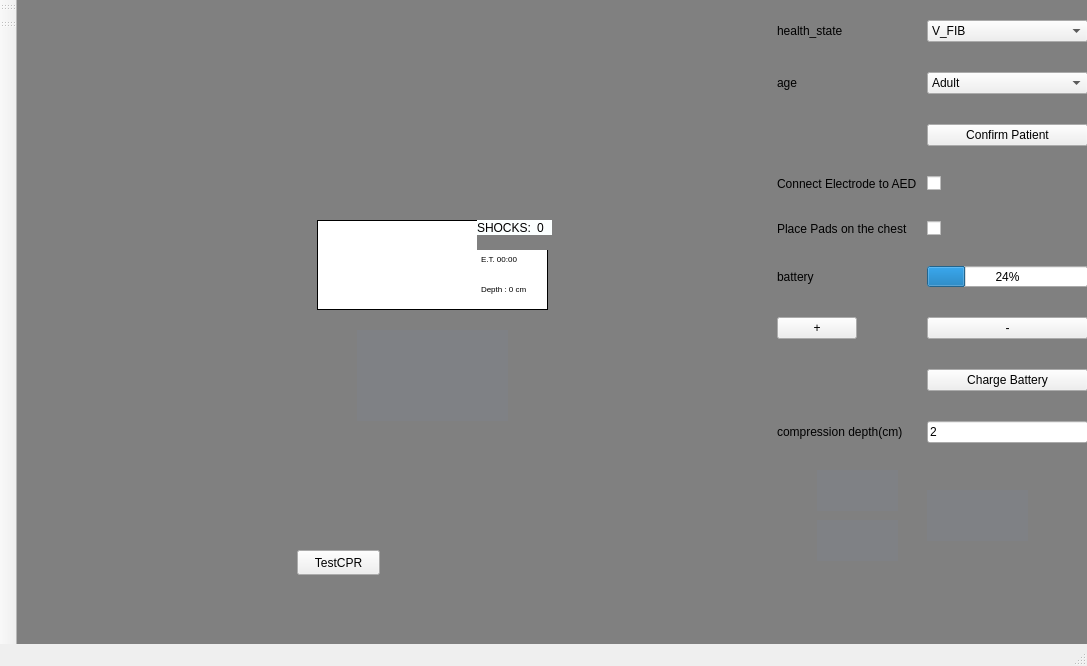
Above: final_project_team32/mainwindow.ui from Socrates2000-cu/Automated-External-Defibrillator-Plus before the change. Below: the same form after it.
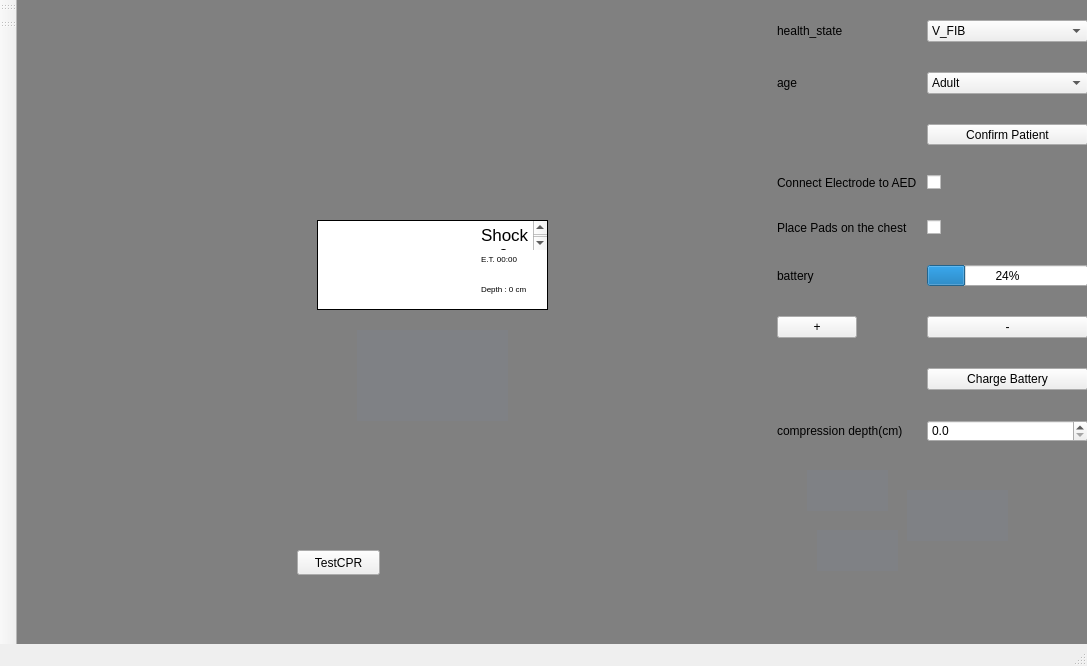
That is the form after the change. Icons and pictures are not drawn.

What changed in the file:
```diff
--- a/final_project_team32/mainwindow.ui
+++ b/final_project_team32/mainwindow.ui
@@ -162,7 +162,7 @@
     </property>
     <property name="geometry">
      <rect>
-      <x>800</x>
+      <x>790</x>
       <y>470</y>
       <width>81</width>
       <height>41</height>
@@ -198,6 +198,9 @@
       <height>91</height>
      </rect>
     </property>
+    <property name="mouseTracking">
+     <bool>false</bool>
+    </property>
     <property name="styleSheet">
      <string notr="true">background-color: #7f8185;
 image: url(&quot;:/deliver_shock.jpg&quot;);
@@ -210,7 +213,7 @@
    <widget class="QPushButton" name="adultChild">
     <property name="geometry">
      <rect>
-      <x>910</x>
+      <x>890</x>
       <y>490</y>
       <width>101</width>
       <height>51</height>
@@ -229,7 +232,7 @@
     <property name="geometry">
      <rect>
       <x>800</x>
-      <y>520</y>
+      <y>530</y>
       <width>81</width>
       <height>41</height>
      </rect>
@@ -249,7 +252,7 @@
       <x>760</x>
       <y>20</y>
       <width>311</width>
-      <height>423</height>
+      <height>422</height>
      </rect>
     </property>
     <layout class="QFormLayout" name="formLayout">
@@ -259,6 +262,13 @@
      <property name="verticalSpacing">
       <number>30</number>
      </property>
+     <item row="0" column="0">
+      <widget class="QLabel" name="label_3">
+       <property name="text">
+        <string>health_state</string>
+       </property>
+      </widget>
+     </item>
      <item row="0" column="1">
       <widget class="QComboBox" name="health">
        <item>
@@ -309,6 +319,13 @@
        </item>
       </widget>
      </item>
+     <item row="2" column="1">
+      <widget class="QPushButton" name="confirm_patient">
+       <property name="text">
+        <string>Confirm Patient</string>
+       </property>
+      </widget>
+     </item>
      <item row="3" column="0">
       <widget class="QLabel" name="label_5">
        <property name="text">
@@ -374,6 +391,13 @@
        </property>
       </widget>
      </item>
+     <item row="7" column="1">
+      <widget class="QPushButton" name="charge_battery">
+       <property name="text">
+        <string>Charge Battery</string>
+       </property>
+      </widget>
+     </item>
      <item row="8" column="0">
       <widget class="QLabel" name="label_7">
        <property name="text">
@@ -382,30 +406,18 @@
       </widget>
      </item>
      <item row="8" column="1">
-      <widget class="QLineEdit" name="lineEdit">
-       <property name="text">
-        <string>2</string>
+      <widget class="QDoubleSpinBox" name="depth">
+       <property name="decimals">
+        <number>1</number>
        </property>
-      </widget>
-     </item>
-     <item row="2" column="1">
-      <widget class="QPushButton" name="confirm_patient">
-       <property name="text">
-        <string>Confirm Patient</string>
+       <property name="maximum">
+        <double>7.000000000000000</double>
        </property>
-      </widget>
-     </item>
-     <item row="7" column="1">
-      <widget class="QPushButton" name="charge_battery">
-       <property name="text">
-        <string>Charge Battery</string>
+       <property name="singleStep">
+        <double>0.500000000000000</double>
        </property>
-      </widget>
-     </item>
-     <item row="0" column="0">
-      <widget class="QLabel" name="label_3">
-       <property name="text">
-        <string>health_state</string>
+       <property name="value">
+        <double>0.000000000000000</double>
        </property>
       </widget>
      </item>
@@ -487,39 +499,6 @@
      <string/>
     </property>
    </widget>
-   <widget class="QLabel" name="label_numShock">
-    <property name="geometry">
-     <rect>
-      <x>460</x>
-      <y>220</y>
-      <width>60</width>
-      <height>15</height>
-     </rect>
-    </property>
-    <property name="styleSheet">
-     <string notr="true">background-color: rgb(251, 255, 255);
-font: 12pt &quot;American Typewriter&quot;;</string>
-    </property>
-    <property name="text">
-     <string>SHOCKS:</string>
-    </property>
-   </widget>
-   <widget class="QLabel" name="label_numShock_digit">
-    <property name="geometry">
-     <rect>
-      <x>520</x>
-      <y>220</y>
-      <width>15</width>
-      <height>15</height>
-     </rect>
-    </property>
-    <property name="styleSheet">
-     <string notr="true">background-color: rgb(251, 255, 255);</string>
-    </property>
-    <property name="text">
-     <string>0</string>
-    </property>
-   </widget>
    <widget class="QPushButton" name="testCPR">
     <property name="geometry">
      <rect>
@@ -533,6 +512,33 @@
      <string>TestCPR</string>
     </property>
    </widget>
+   <widget class="QTextEdit" name="textEdit_shocks">
+    <property name="geometry">
+     <rect>
+      <x>460</x>
+      <y>220</y>
+      <width>71</width>
+      <height>30</height>
+     </rect>
+    </property>
+    <property name="styleSheet">
+     <string notr="true">border: 1px solid black;
+position: relative;
+left: -1px;
+border-left: none;
+border-bottom: none;</string>
+    </property>
+    <property name="html">
+     <string>&lt;!DOCTYPE HTML PUBLIC &quot;-//W3C//DTD HTML 4.0//EN&quot; &quot;http://www.w3.org/TR/REC-html40/strict.dtd&quot;&gt;
+&lt;html&gt;&lt;head&gt;&lt;meta name=&quot;qrichtext&quot; content=&quot;1&quot; /&gt;&lt;meta charset=&quot;utf-8&quot; /&gt;&lt;style type=&quot;text/css&quot;&gt;
+p, li { white-space: pre-wrap; }
+hr { height: 1px; border-width: 0; }
+li.unchecked::marker { content: &quot;\2610&quot;; }
+li.checked::marker { content: &quot;\2612&quot;; }
+&lt;/style&gt;&lt;/head&gt;&lt;body style=&quot; font-family:'.AppleSystemUIFont'; font-size:13pt; font-weight:400; font-style:normal;&quot;&gt;
+&lt;p style=&quot; margin-top:0px; margin-bottom:0px; margin-left:0px; margin-right:0px; -qt-block-indent:0; text-indent:0px;&quot;&gt;Shocks: 0&lt;/p&gt;&lt;/body&gt;&lt;/html&gt;</string>
+    </property>
+   </widget>
   </widget>
   <widget class="QMenuBar" name="menubar">
    <property name="geometry">
```
